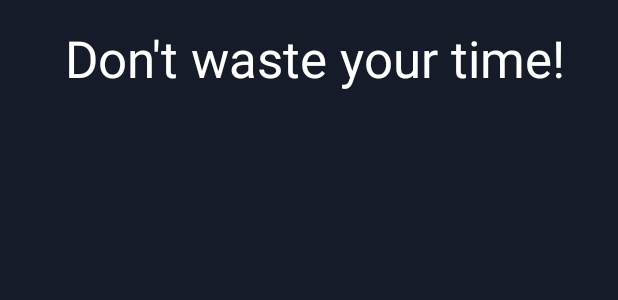
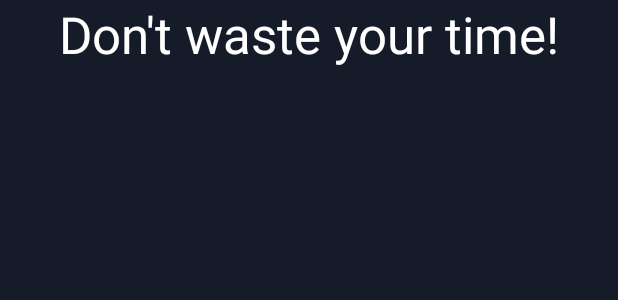
Before and after one commit to kboskin/Intimer, an Android app: the layout content_main.xml on its own in the app's theme, with its tools: preview values and no code run, on a phone screen of 412 x 824 dp. Shown: the top 300 px of the screen. Run offline under Robolectric (Android 15) with nearby library versions, the phone set to English and light mode, and no system bars.

```diff
--- a/app/src/main/java/com/example/hp/intimer/MainActivity.java
+++ b/app/src/main/java/com/example/hp/intimer/MainActivity.java
@@ -50,6 +50,8 @@ public class MainActivity extends AppCompatActivity {
         });
 
         recyclerView = (RecyclerView) findViewById(R.id.recycler_view);
+        recyclerView.setDrawingCacheEnabled(true);
+        recyclerView.setItemViewCacheSize(50);
 
         tAdapter = new TaskAdapter(taskList);
         RecyclerView.LayoutManager mLayoutManager = new LinearLayoutManager(getApplicationContext());
--- a/app/src/main/java/com/example/hp/intimer/recycleviewsetter/RecyclerViewTouchListener.java
+++ b/app/src/main/java/com/example/hp/intimer/recycleviewsetter/RecyclerViewTouchListener.java
@@ -15,7 +15,6 @@ public class RecyclerViewTouchListener implements RecyclerView.OnItemTouchListen
         switch (action) {
             case MotionEvent.ACTION_MOVE:
                 rv.getParent().requestDisallowInterceptTouchEvent(true);
-                break;
         }
         return false;
     }
--- a/app/src/main/res/layout/content_main.xml
+++ b/app/src/main/res/layout/content_main.xml
@@ -1,39 +1,36 @@
 <?xml version="1.0" encoding="utf-8"?>
-<android.support.constraint.ConstraintLayout xmlns:android="http://schemas.android.com/apk/res/android"
+<FrameLayout xmlns:android="http://schemas.android.com/apk/res/android"
     xmlns:app="http://schemas.android.com/apk/res-auto"
     xmlns:tools="http://schemas.android.com/tools"
     android:layout_width="match_parent"
     android:layout_height="match_parent"
-    app:layout_behavior="@string/appbar_scrolling_view_behavior"
     tools:context="com.example.hp.intimer.MainActivity"
     tools:showIn="@layout/activity_main"
     android:background="@color/colorBackground">
-
-    <TextView
-        android:layout_width="wrap_content"
-        android:layout_height="wrap_content"
-        android:textAlignment="center"
-        android:textSize="@dimen/textview_content_main_textsize"
-        android:textColor="@android:color/white"
-        android:text="@string/slogan_main"
-        app:layout_constraintTop_toTopOf="parent"
-        android:layout_marginTop="@dimen/textview_slogan_marg_top"
-        app:layout_constraintLeft_toLeftOf="parent"
-        android:layout_marginRight="@dimen/textview_slogan_marg_right"
-        app:layout_constraintRight_toRightOf="parent"
-        app:layout_constraintHorizontal_bias="0.62"
-        android:layout_marginEnd="@dimen/textview_slogan_marg_end"
-        android:id="@+id/textViewSlogan" />
 
     <android.support.v7.widget.RecyclerView
         android:id="@+id/recycler_view"
         android:layout_width="match_parent"
         android:layout_height="wrap_content"
+        android:layout_marginEnd="@dimen/recyclerview_marg_right"
+        android:layout_marginLeft="@dimen/recyclerview_marg_left"
+        android:layout_marginRight="@dimen/recyclerview_marg_right"
+        android:layout_marginStart="@dimen/recyclerview_marg_left"
         android:layout_marginTop="@dimen/recyclerview_marg_top"
-        app:layout_constraintTop_toBottomOf="@+id/textViewSlogan"
-        android:layout_marginRight="@dimen/recyclerview_marg_right"
+        app:layout_constraintLeft_toLeftOf="parent"
         app:layout_constraintRight_toRightOf="parent"
-        android:layout_marginLeft="@dimen/recyclerview_marg_left"
-        app:layout_constraintLeft_toLeftOf="parent" />
+        app:layout_constraintTop_toBottomOf="@+id/textViewSlogan" />
 
-</android.support.constraint.ConstraintLayout>
+    <TextView
+        android:id="@+id/textViewSlogan"
+        android:layout_width="match_parent"
+        android:layout_height="wrap_content"
+        android:gravity="top|center_horizontal"
+
+        android:text="@string/slogan_main"
+        android:textAlignment="center"
+        android:textColor="@android:color/white"
+        android:textSize="@dimen/textview_content_main_textsize"
+        app:layout_constraintHorizontal_bias="0.62" />
+
+</FrameLayout>
```
Also changed, not shown: app/src/main/java/com/example/hp/intimer/SecondActivity.java (+10 -138 lines), app/src/main/java/com/example/hp/intimer/recycleviewsetter/TaskAdapter.java (+4 -10 lines), app/src/main/res/layout/activity_second.xml (+0 -9 lines).
